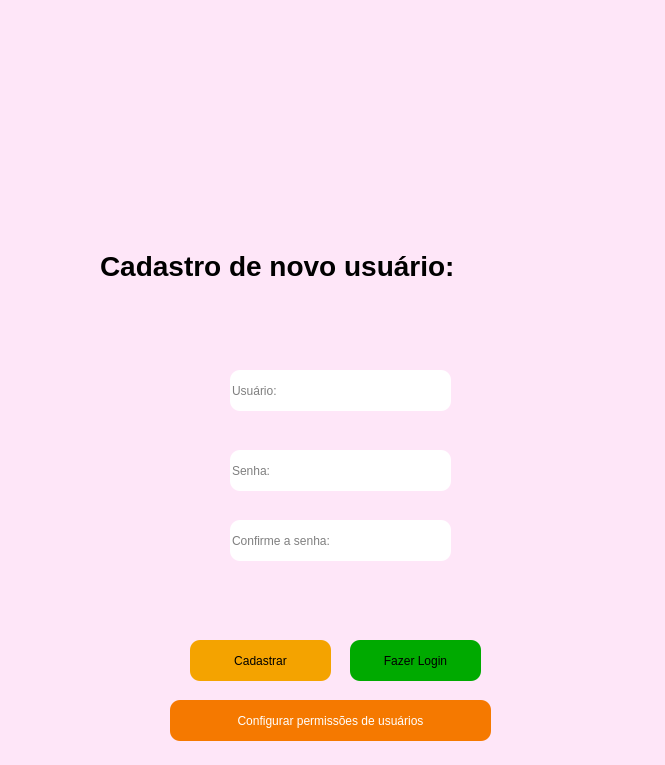
First picture: the form in telas_duda/tela_cadastro.ui, repository JVwolfart/PROJETO-SALAO-JOVEM-PROGRAMADOR, before the edit.
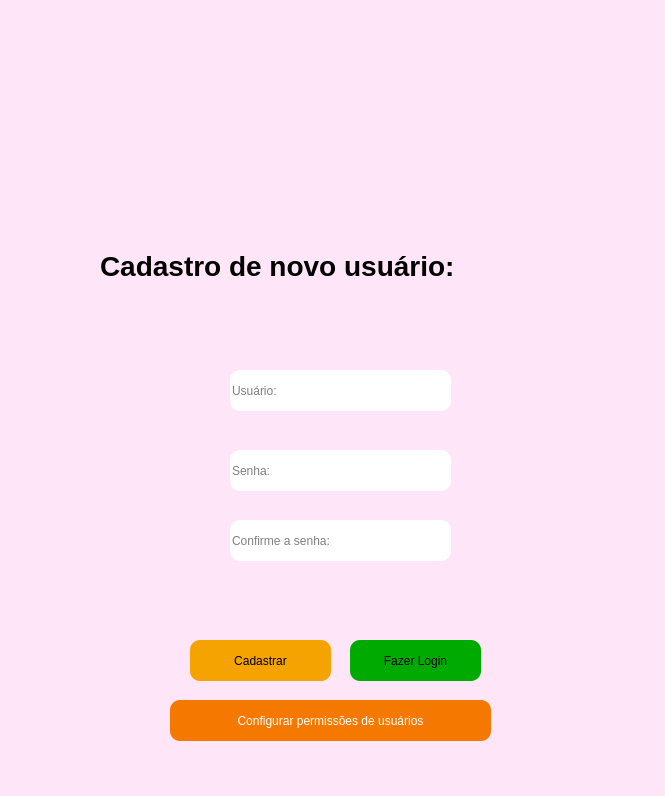
Second picture: the form after the edit. Icons and pictures are not drawn.

```diff
--- a/telas_duda/tela_cadastro.ui
+++ b/telas_duda/tela_cadastro.ui
@@ -10,9 +10,15 @@
     <x>0</x>
     <y>0</y>
     <width>665</width>
-    <height>765</height>
+    <height>796</height>
    </rect>
   </property>
+  <property name="minimumSize">
+   <size>
+    <width>665</width>
+    <height>796</height>
+   </size>
+  </property>
   <property name="windowTitle">
    <string>Tela de cadastro</string>
   </property>
```
